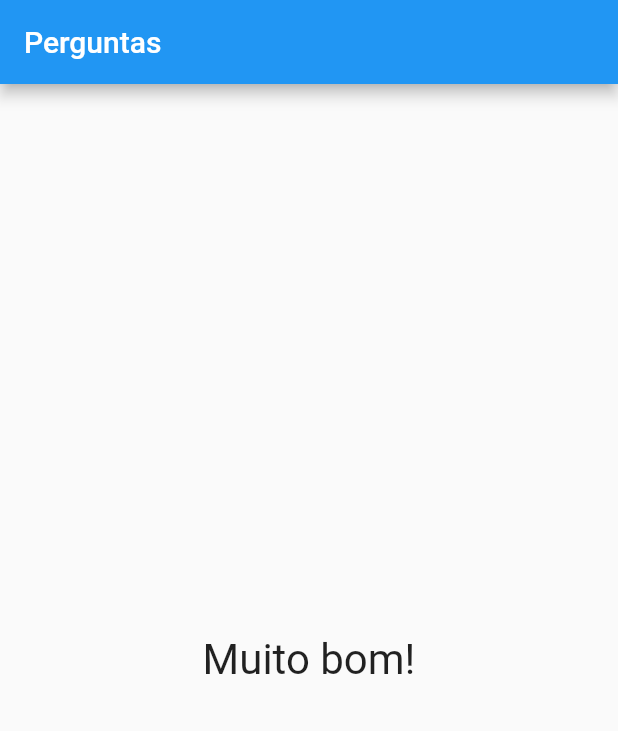
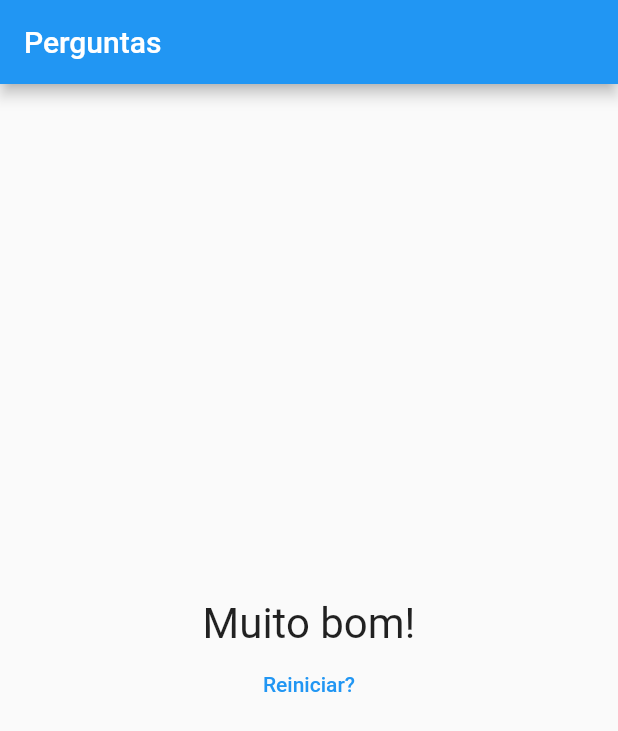
Before and after one commit to kerleysousa/udemy-dart-projeto-perguntas, a Flutter app: the screen it shows after launch, after a tap on "Azul", after a tap on "Gato", on a phone screen of 412 x 824 dp. Shown: the top 731 px of the screen. Run offline on Flutter 3.47's test engine with Material 2 defaults, Android fonts, the phone set to English and light mode, and no system bars.

Commit message:
Implementação da opção de reiniciar

```diff
--- a/lib/main.dart
+++ b/lib/main.dart
@@ -40,7 +40,13 @@ class PerguntaAppState extends State<PerguntaApp>{
         pontuacaoTotal += pontuacao;
       });
     }
-    print(pontuacaoTotal);
+  }
+
+  void reiniciarQuestionario() {
+    setState(() {
+      perguntaSelecionada = 0;
+      pontuacaoTotal = 0;
+    });
   }
 
   bool get temPergunta{
@@ -54,13 +60,20 @@ class PerguntaAppState extends State<PerguntaApp>{
         appBar: AppBar(
           title: Text("Perguntas"),
         ),
-        body: temPergunta
-        ? Questionario(
-          perguntas: perguntas,
-          perguntaSelecionada: perguntaSelecionada,
-          responder: responder
+        body: Center(
+          child: Column(
+            mainAxisAlignment: MainAxisAlignment.center,
+            children: <Widget>[
+              temPergunta
+              ? Questionario(
+                perguntas: perguntas,
+                perguntaSelecionada: perguntaSelecionada,
+                responder: responder
+              )
+              : Resultado(pontuacaoTotal, reiniciarQuestionario),
+            ],
+          ),
         )
-        : Resultado(pontuacaoTotal),
       )
     );
   }
--- a/lib/resultado.dart
+++ b/lib/resultado.dart
@@ -3,8 +3,10 @@ import 'package:flutter/material.dart';
 class Resultado extends StatelessWidget {
 
   final int pontuacao;
+  void Function() quandoReiniciar;
 
-  Resultado(this.pontuacao);
+
+  Resultado(this.pontuacao, this.quandoReiniciar);
 
   get fraseResultado{
     if(pontuacao<7){
@@ -20,11 +22,21 @@ class Resultado extends StatelessWidget {
 
   @override
   Widget build(BuildContext context) {
-    return Center(
-      child: Text(
-        fraseResultado,
-        style: TextStyle(fontSize: 28),
+    return Column(
+      mainAxisAlignment: MainAxisAlignment.center,
+      children: <Widget>[
+        Center(
+          child: Text(
+            fraseResultado,
+            style: TextStyle(fontSize: 28),
+            ),
         ),
+        FlatButton(
+          child: Text('Reiniciar?'),
+          textColor: Colors.blue,
+          onPressed: quandoReiniciar
+          )
+      ],
     );
   }
 }
```
